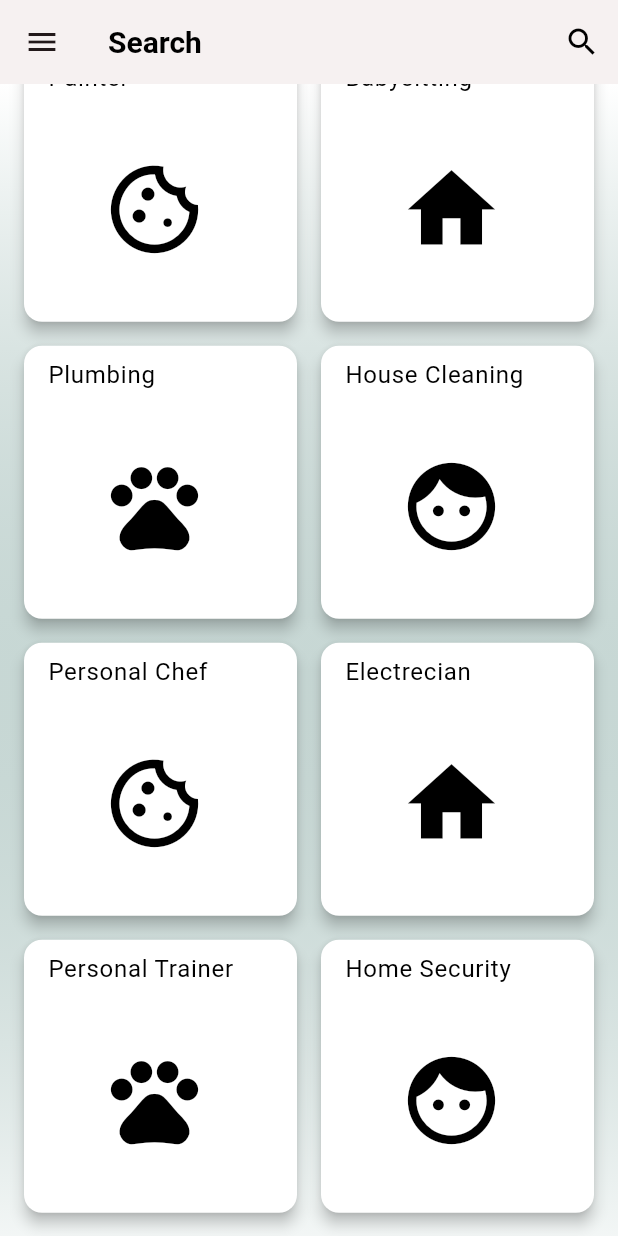
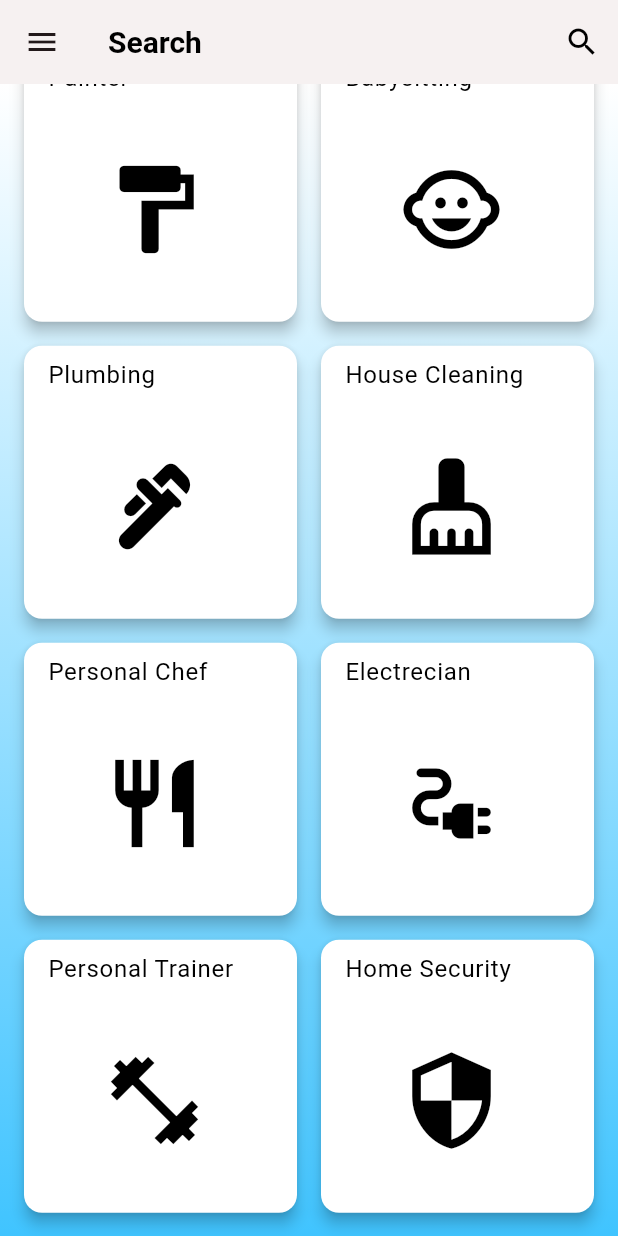
Before and after one commit to dilshankunnummal/labor_managment, a Flutter app: the screen it shows after launch, scrolled down 300 dp, on a phone screen of 412 x 824 dp. Run offline on Flutter 3.47's test engine with Material 3 defaults, Android fonts, the light colour scheme and no system bars; our stand-ins replace carousel_slider, cloud_firestore, firebase_auth, firebase_core, fluttertoast; accounts and stored records are empty.

Commit message:
user home updates

```diff
--- a/lib/user/user_home.dart
+++ b/lib/user/user_home.dart
@@ -19,15 +19,19 @@ class _CategoriesListState extends State<UserHome> {
   final CarouselController carouselController = CarouselController();
   int currentIndex = 0;
   List imageList = [
-    {"id": 1, "image_path": 'assets/images/img1.jpg'},
-    {"id": 2, "image_path": 'assets/images/img2.jpg'},
-    {"id": 3, "image_path": 'assets/images/img3.jpg'}
+    {"id": 1, "image_path": 'assets/images/clean.jpg'},
+    {"id": 2, "image_path": 'assets/images/electrician.jpg'},
+    {"id": 3, "image_path": 'assets/images/plumber.jpg'},
   ];
   final List<IconData> _jobTypeIcons = [
-    Icons.cookie_outlined,
-    Icons.home,
-    Icons.pets,
-    Icons.face
+    Icons.format_paint, // Painter
+    Icons.child_care, // Babysitting
+    Icons.plumbing, // Plumbing
+    Icons.cleaning_services, // House Cleaning
+    Icons.restaurant, // Personal Chef
+    Icons.electrical_services, // Electrician
+    Icons.fitness_center, // Personal Trainer
+    Icons.security // Home Security
   ];
 
   @override
@@ -50,7 +54,7 @@ class _CategoriesListState extends State<UserHome> {
                 ),
                 autofocus: true,
                 style: const TextStyle(
-                    fontSize: 16, letterSpacing: 1, color: black),
+                    fontSize: 16, letterSpacing: 1, color: Colors.black),
                 onChanged: (val) {
                   _searchList = WorkerModel.jobTypes
                       .where((job) =>
@@ -64,14 +68,16 @@ class _CategoriesListState extends State<UserHome> {
                 style: TextStyle(
                   fontSize: 20,
                   fontWeight: FontWeight.bold,
-                  color: black,
+                  color: Colors.black,
                 ),
               ),
-        backgroundColor: primaryColor,
+        backgroundColor: Colors.white, // Assuming primaryColor is blue
         actions: [
           IconButton(
-            icon:
-                Icon(_isSearching ? Icons.cancel : Icons.search, color: black),
+            icon: Icon(
+              _isSearching ? Icons.cancel : Icons.search,
+              color: Colors.black,
+            ),
             onPressed: () {
               setState(() {
                 _isSearching = !_isSearching;
@@ -90,15 +96,15 @@ class _CategoriesListState extends State<UserHome> {
             begin: Alignment.topCenter,
             end: Alignment.bottomCenter,
             colors: [
-              primaryColor,
-              secondaryColor,
+              Colors.white, // Assuming primaryColor is blue
+              Colors.lightBlueAccent, // Assuming secondaryColor is light blue
             ],
           ),
         ),
         child: ListView(
           children: <Widget>[
             Card(
-              color: primaryColor,
+              color: Colors.white, // Assuming primaryColor is blue
               child: Center(
                 child: CarouselSlider(
                   items: imageList
@@ -106,7 +112,7 @@ class _CategoriesListState extends State<UserHome> {
                         (item) => Padding(
                           padding: const EdgeInsets.all(8.0),
                           child: Material(
-                            shadowColor: black,
+                            shadowColor: Colors.black,
                             elevation: 2,
                             borderRadius: BorderRadius.circular(10),
                             child: Container(
@@ -154,7 +160,7 @@ class _CategoriesListState extends State<UserHome> {
                       : WorkerModel.jobTypes[index];
                   final icon = _jobTypeIcons[index % _jobTypeIcons.length];
                   return Card(
-                    color: primaryColor,
+                    color: Colors.white, // Assuming primaryColor is blue
                     elevation: 4.0,
                     margin: const EdgeInsets.all(8.0),
                     child: Column(
@@ -168,11 +174,12 @@ class _CategoriesListState extends State<UserHome> {
                               Icon(
                                 icon,
                                 size: 70,
-                                color: black,
+                                color: Colors.black,
                               ),
                             ],
                           ),
-                          title: Text(jobType, style: TextStyle(color: black)),
+                          title: Text(jobType,
+                              style: TextStyle(color: Colors.black)),
                           onTap: () {
                             _handleCategoryTap(jobType);
                           },
--- a/pubspec.yaml
+++ b/pubspec.yaml
@@ -64,9 +64,8 @@ flutter:
   uses-material-design: true
 
   # To add assets to your application, add an assets section, like this:
-  # assets:
-  #   - images/a_dot_burr.jpeg
-  #   - images/a_dot_ham.jpeg
+  assets:
+    - assets/images/
 
   # An image asset can refer to one or more resolution-specific "variants", see
   # https://flutter.dev/assets-and-images/#resolution-aware
```
Also changed, not shown: lib/assets/images/clean.jpg (added), lib/assets/images/electrician.jpg (added), lib/assets/images/plumber.jpg (added).
